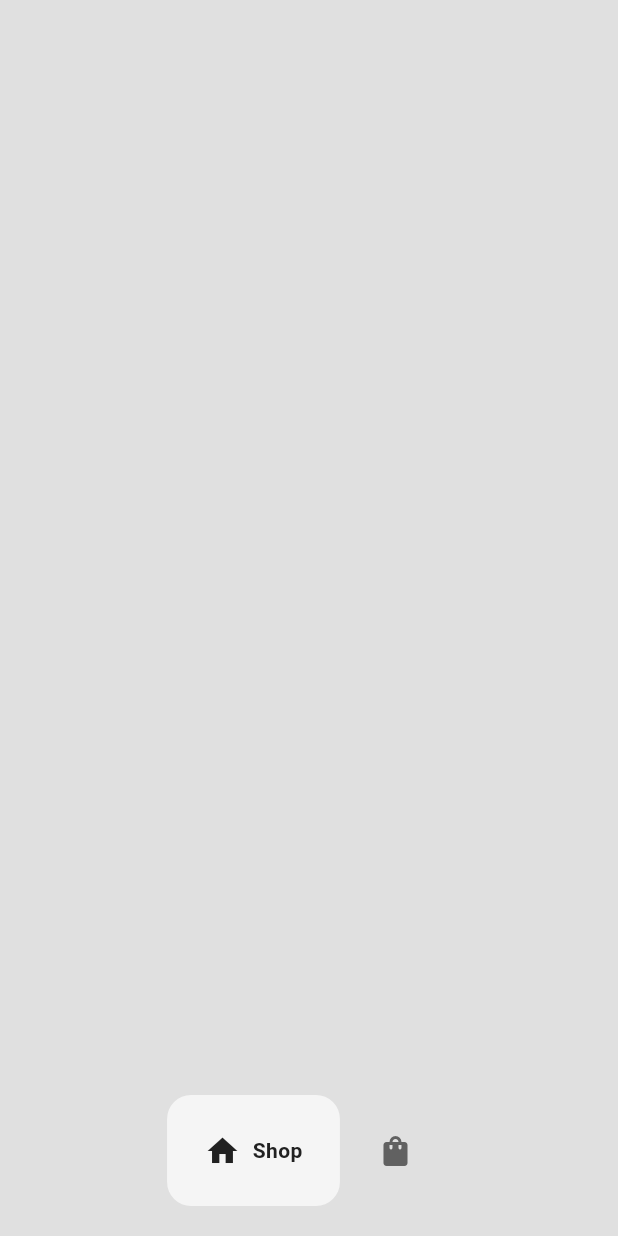
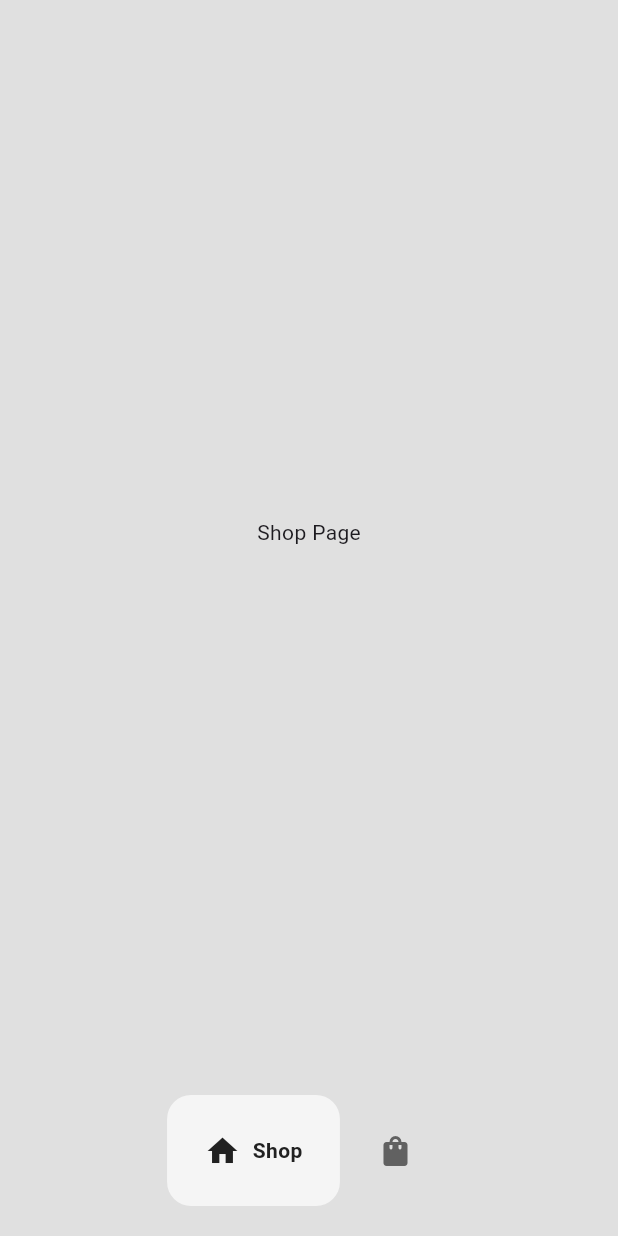
Before and after one commit to jahiduljeesan/FlutterE-commerce, a Flutter app: the Homepage screen opened directly, on a phone screen of 412 x 824 dp. Run offline on Flutter 3.47's test engine with Material 3 defaults, Android fonts, the phone set to English and light mode, and no system bars; drawn by our look-alikes of google_nav_bar.

Commit message:
fixed nav bar

```diff
--- a/lib/componants/bottom_nav.dart
+++ b/lib/componants/bottom_nav.dart
@@ -1,9 +1,20 @@
 import 'package:flutter/material.dart';
 import 'package:google_nav_bar/google_nav_bar.dart';
 
-class BottomNav extends StatelessWidget {
-  const BottomNav({super.key});
+class BottomNav extends StatefulWidget {
 
+  Function(int) onTabChange;
+
+  BottomNav({
+    super.key,
+    required this.onTabChange
+  });
+
+  @override
+  State<BottomNav> createState() => _BottomNavState();
+}
+
+class _BottomNavState extends State<BottomNav> {
   @override
   Widget build(BuildContext context) {
     return Container(
@@ -12,6 +23,7 @@
         mainAxisAlignment: MainAxisAlignment.center,
         color: Colors.grey[700],
         tabBackgroundColor: Colors.grey.shade100,
+        onTabChange: (index) => widget.onTabChange(index),
         tabBorderRadius: 16,
         curve: Curves.easeIn,
         haptic: true,
--- a/lib/pages/homepage.dart
+++ b/lib/pages/homepage.dart
@@ -1,5 +1,7 @@
 import 'package:flutter/material.dart';
 import 'package:flutter_ecommerce/componants/bottom_nav.dart';
+import 'package:flutter_ecommerce/pages/cart_page.dart';
+import 'package:flutter_ecommerce/pages/shop_page.dart';
 
 class Homepage extends StatefulWidget {
   const Homepage({super.key});
@@ -9,12 +11,30 @@
 }
 
 class _HomepageState extends State<Homepage> {
+
+
+  int _selectedIndex = 0;
+  void parseBottomNav(int index) {
+    setState(() {
+      _selectedIndex = index;
+    });
+  }
+
+  final List<Widget> navPages = [
+    //shop page
+    ShopPage(),
+    //cart page
+    CartPage()
+  ];
+
   @override
   Widget build(BuildContext context) {
     return Scaffold(
       backgroundColor: Colors.grey[300],
       bottomNavigationBar: BottomNav(
+        onTabChange: (index) => parseBottomNav(index),
       ),
+      body: navPages[_selectedIndex],
     );
   }
 }
--- /dev/null
+++ b/lib/pages/shop_page.dart
@@ -0,0 +1,19 @@
+import 'package:flutter/cupertino.dart';
+
+class ShopPage extends StatefulWidget {
+  const ShopPage({super.key});
+
+  @override
+  State<ShopPage> createState() => _ShopPageState();
+}
+
+class _ShopPageState extends State<ShopPage> {
+  @override
+  Widget build(BuildContext context) {
+    return Center(
+      child: Text(
+        'Shop Page'
+      ),
+    );
+  }
+}
```
Also changed, not shown: lib/pages/cart_page.dart (added, +19 -0 lines).
